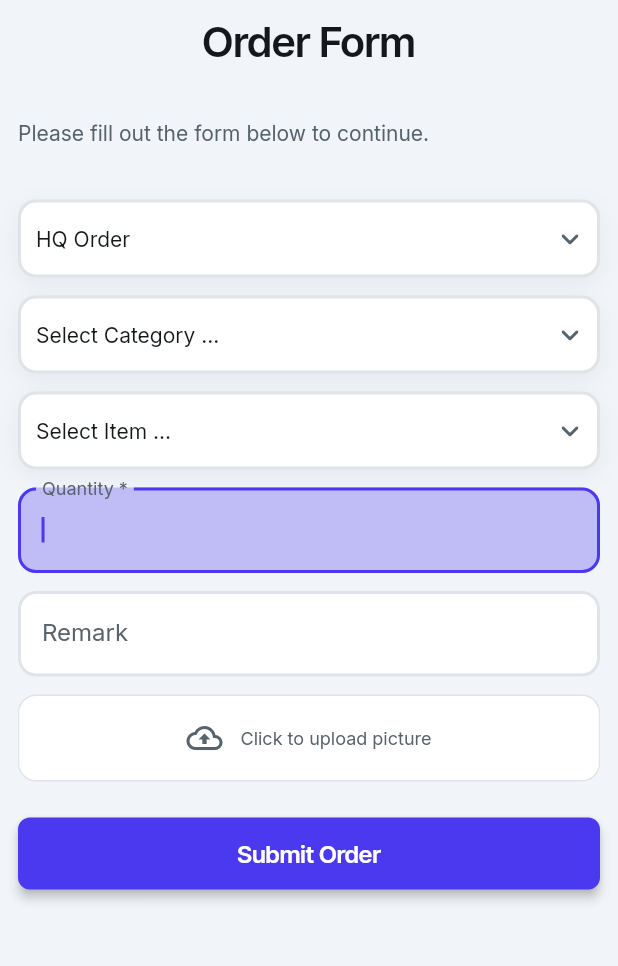
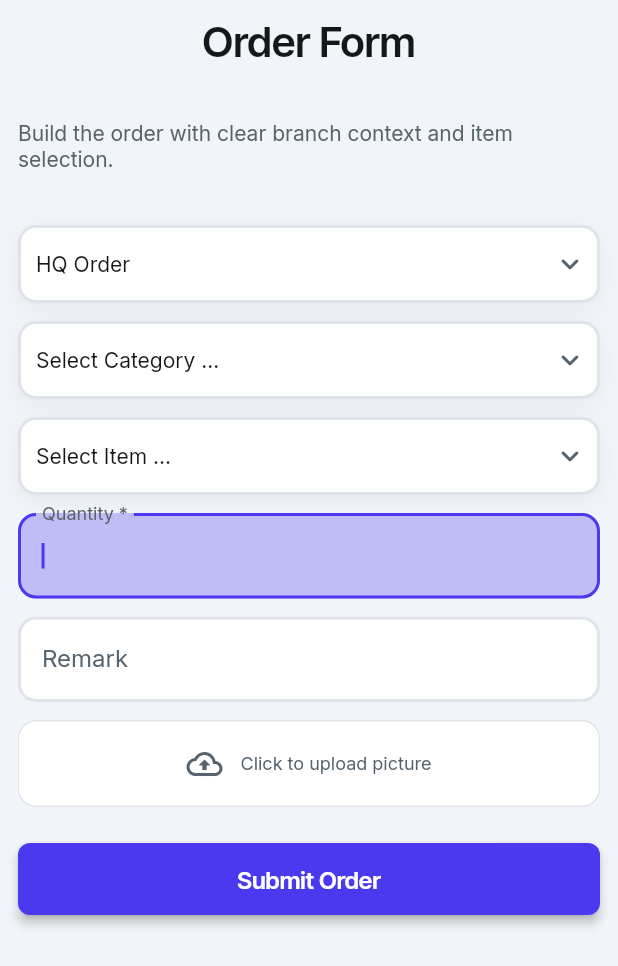
Before and after one commit to IzzuddinYussof/aiventory, a Flutter app: the OrderWidget screen opened directly, on a phone screen of 412 x 824 dp. Shown: the top 966 px of the screen. Run offline on Flutter 3.47's test engine with Material 3 defaults, Android fonts, the phone set to English and light mode, and no system bars; drawn by our look-alikes of auto_size_text, dropdown_button2; our stand-ins replace equatable, flutter_animate, font_awesome_flutter, from_css_color, go_router, google_fonts and 4 more; missing offline and left inert: flutter_barcode_scanner, json_path, mime_type; accounts and stored records are empty; network calls fail.

Commit message:
Phase 5: improve aiventory order and carousell screens

```diff
--- a/lib/carousell/carousell_widget.dart
+++ b/lib/carousell/carousell_widget.dart
@@ -211,7 +211,7 @@ class _CarousellWidgetState extends State<CarousellWidget> {
                             crossAxisAlignment: CrossAxisAlignment.start,
                             children: [
                               Text(
-                                'Stay up to date with the latest news below.',
+                                'Manage listings and branch-linked Carousell activity more clearly.',
                                 style: FlutterFlowTheme.of(context)
                                     .labelMedium
                                     .override(
--- a/lib/order/order_widget.dart
+++ b/lib/order/order_widget.dart
@@ -207,7 +207,7 @@ class _OrderWidgetState extends State<OrderWidget> {
                                 crossAxisAlignment: CrossAxisAlignment.start,
                                 children: [
                                   Text(
-                                    'Please fill out the form below to continue.',
+                                    'Build the order with clear branch context and item selection.',
                                     style: FlutterFlowTheme.of(context)
                                         .labelMedium
                                         .override(
```
Also changed, not shown: 1 other file.
